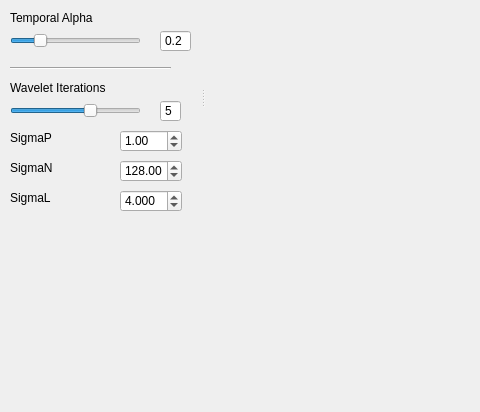
Old version of the form src/ui/mainwindow.ui in the repository loudonclear/SVGF; both pictures show x 0 to 480 and y 238 to 650 of the 1024 by 650 pixel window.
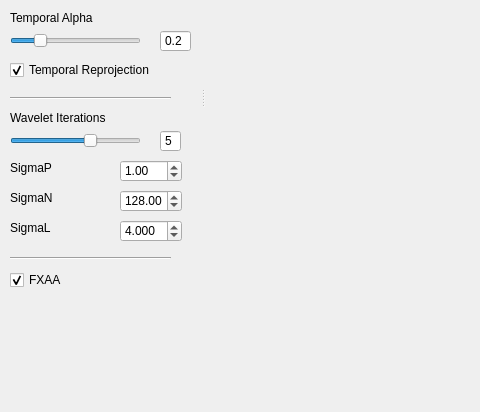
New version of the form. Custom widgets are drawn as their Qt base class.

Patch:
```diff
--- a/src/ui/mainwindow.ui
+++ b/src/ui/mainwindow.ui
@@ -117,7 +117,7 @@
      <property name="geometry">
       <rect>
        <x>10</x>
-       <y>300</y>
+       <y>330</y>
        <width>131</width>
        <height>21</height>
       </rect>
@@ -136,7 +136,7 @@
      <property name="geometry">
       <rect>
        <x>10</x>
-       <y>280</y>
+       <y>310</y>
        <width>111</width>
        <height>16</height>
       </rect>
@@ -149,7 +149,7 @@
      <property name="geometry">
       <rect>
        <x>160</x>
-       <y>300</y>
+       <y>330</y>
        <width>21</width>
        <height>22</height>
       </rect>
@@ -231,7 +231,7 @@
      <property name="geometry">
       <rect>
        <x>10</x>
-       <y>260</y>
+       <y>290</y>
        <width>161</width>
        <height>16</height>
       </rect>
@@ -314,7 +314,7 @@
      <property name="geometry">
       <rect>
        <x>120</x>
-       <y>330</y>
+       <y>360</y>
        <width>62</width>
        <height>22</height>
       </rect>
@@ -333,7 +333,7 @@
      <property name="geometry">
       <rect>
        <x>10</x>
-       <y>330</y>
+       <y>360</y>
        <width>81</width>
        <height>16</height>
       </rect>
@@ -346,7 +346,7 @@
      <property name="geometry">
       <rect>
        <x>120</x>
-       <y>360</y>
+       <y>390</y>
        <width>62</width>
        <height>22</height>
       </rect>
@@ -365,7 +365,7 @@
      <property name="geometry">
       <rect>
        <x>10</x>
-       <y>360</y>
+       <y>390</y>
        <width>81</width>
        <height>16</height>
       </rect>
@@ -378,7 +378,7 @@
      <property name="geometry">
       <rect>
        <x>120</x>
-       <y>390</y>
+       <y>420</y>
        <width>62</width>
        <height>22</height>
       </rect>
@@ -397,7 +397,7 @@
      <property name="geometry">
       <rect>
        <x>10</x>
-       <y>390</y>
+       <y>420</y>
        <width>81</width>
        <height>16</height>
       </rect>
@@ -406,6 +406,51 @@
       <string>SigmaL</string>
      </property>
     </widget>
+    <widget class="QCheckBox" name="temporalReprojectionCheckBox">
+     <property name="geometry">
+      <rect>
+       <x>10</x>
+       <y>260</y>
+       <width>161</width>
+       <height>20</height>
+      </rect>
+     </property>
+     <property name="text">
+      <string>Temporal Reprojection</string>
+     </property>
+     <property name="checked">
+      <bool>true</bool>
+     </property>
+    </widget>
+    <widget class="Line" name="line_3">
+     <property name="geometry">
+      <rect>
+       <x>10</x>
+       <y>450</y>
+       <width>161</width>
+       <height>16</height>
+      </rect>
+     </property>
+     <property name="orientation">
+      <enum>Qt::Horizontal</enum>
+     </property>
+    </widget>
+    <widget class="QCheckBox" name="fxaaCheckBox">
+     <property name="geometry">
+      <rect>
+       <x>10</x>
+       <y>470</y>
+       <width>161</width>
+       <height>20</height>
+      </rect>
+     </property>
+     <property name="text">
+      <string>FXAA</string>
+     </property>
+     <property name="checked">
+      <bool>true</bool>
+     </property>
+    </widget>
    </widget>
   </widget>
   <action name="actionOpen">
```
Left out of the diff: 32 changed lines with no effect on the pictures.
